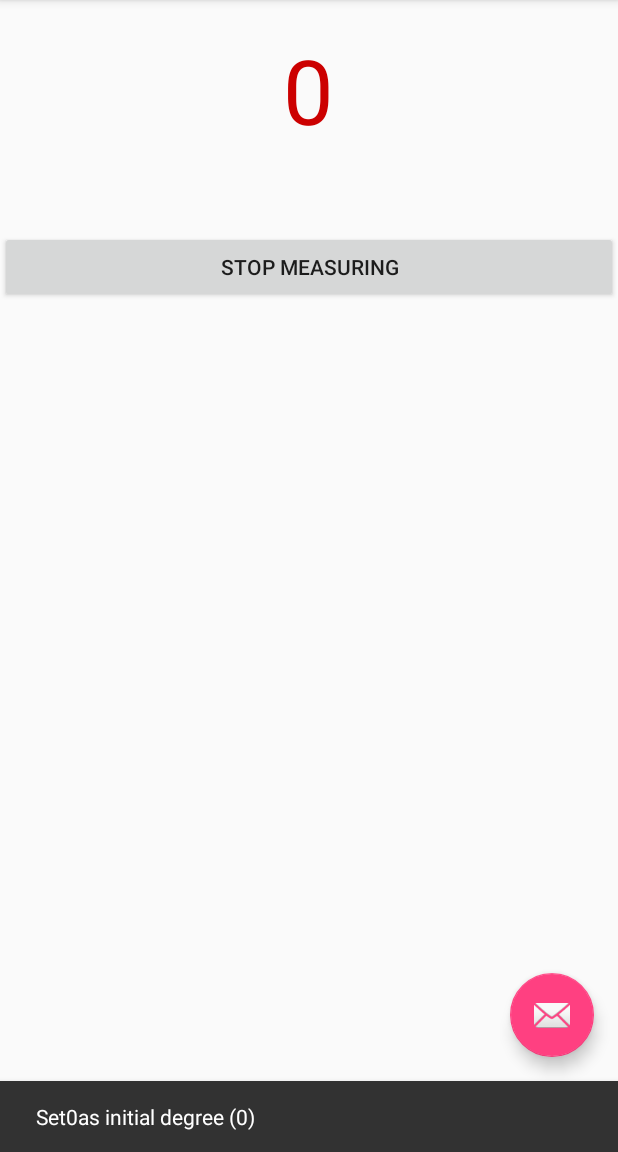
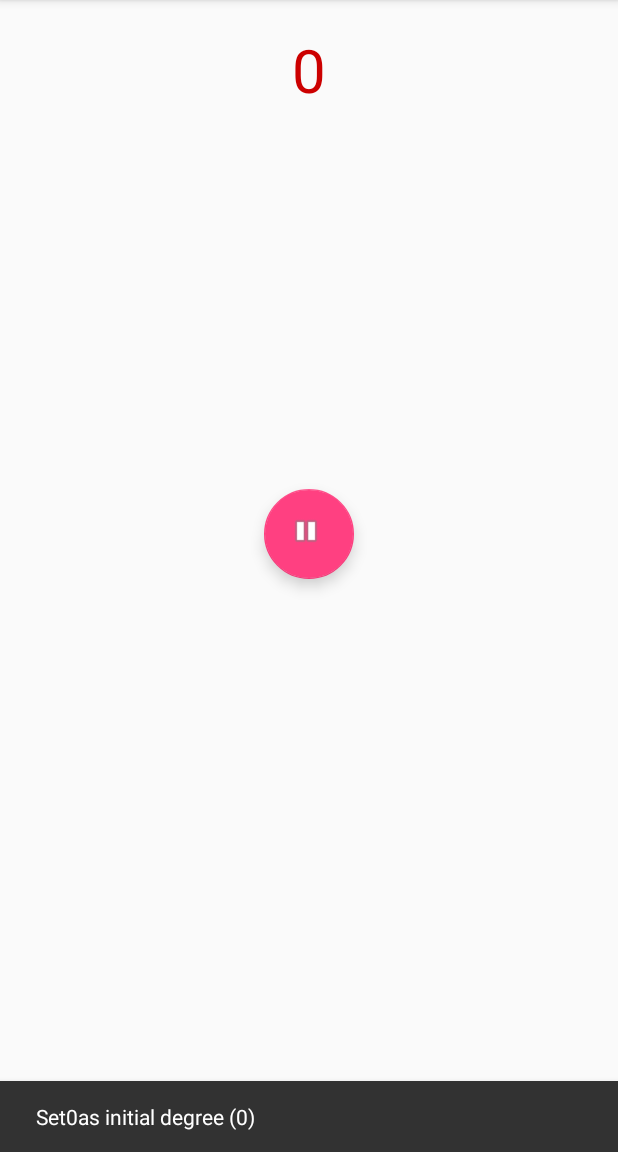
Before and after one commit to agustinmadina/Kineo, an Android app: the screen it shows after launch (MainActivity), after a tap on an icon or button, on a phone screen of 412 x 824 dp, the part 84-1236 px from its top. Run offline under Robolectric (Android 15) with nearby library versions, the phone set to English and light mode, and no system bars.

Commit message:
Logic and images added to PlayStop button

```diff
--- a/app/src/main/java/com/ownhealth/kineo/MainActivity.java
+++ b/app/src/main/java/com/ownhealth/kineo/MainActivity.java
@@ -2,7 +2,6 @@ package com.ownhealth.kineo;
 
 import android.annotation.SuppressLint;
 import android.content.Context;
-import android.content.DialogInterface;
 import android.hardware.Sensor;
 import android.hardware.SensorEvent;
 import android.hardware.SensorEventListener;
@@ -19,24 +18,21 @@ import android.support.v7.app.AppCompatActivity;
 import android.support.v7.widget.Toolbar;
 import android.view.Menu;
 import android.view.MenuItem;
-import android.widget.Button;
 import android.widget.TextView;
 
 import static android.view.View.VISIBLE;
 import static java.lang.Math.abs;
-import static java.lang.Math.pow;
 
 public class MainActivity extends AppCompatActivity implements NavigationView.OnNavigationItemSelectedListener, SensorEventListener {
 
     SensorManager sensorManager;
     float[] gData = new float[3];
-    private Toolbar toolbar;
     private TextView yActualTextView;
     private TextView yMeasuredActualTextView;
     private TextView yMeasuredFinalTextView;
     private float pitch;
+    private int y;
     private float pitchInitial;
-    private int y;
     private int yInitialDegree = 1;
     private int lastQuarterDegree;
     private float lastQuarterPitch;
@@ -48,49 +44,53 @@ public class MainActivity extends AppCompatActivity implements NavigationView.On
     protected void onCreate(Bundle savedInstanceState) {
         super.onCreate(savedInstanceState);
         setContentView(R.layout.activity_main);
-        toolbar = setUpToolbar();
+        setUpToolbarAndDrawer();
         yActualTextView = findViewById(R.id.y_actual);
         yMeasuredActualTextView = findViewById(R.id.y_measured_actual);
         yMeasuredFinalTextView = findViewById(R.id.y_measured_final);
-        final Button stopMeasuringButton = findViewById(R.id.btn_stop_measuring);
-        FloatingActionButton fab = findViewById(R.id.fab);
+        final FloatingActionButton fab = findViewById(R.id.fab);
         fab.setOnClickListener(new View.OnClickListener() {
             @Override
             public void onClick(View view) {
                 Snackbar.make(view, "Set" + y + "as initial degree (0)", Snackbar.LENGTH_LONG)
                         .setAction("Action", null).show();
+                if (isMeasuring) {
+                    yMeasuredFinalTextView.setVisibility(VISIBLE);
+                    yMeasuredFinalTextView.setText(String.valueOf(measuredAngle));
+                    yMeasuredActualTextView.setVisibility(View.INVISIBLE);
+                    pitchInitial = 0;
+                    yInitialDegree = 1;
+                    lastQuarterDegree = 0;
+                    lastQuarterPitch = 0;
+                    measuredAngle = 0;
+                    fab.setImageResource(R.drawable.ic_media_play);
+                } else {
                     yInitialDegree = y;
                     lastQuarterDegree = y;
                     pitchInitial = pitch;
                     lastQuarterPitch = pitch;
                     yMeasuredActualTextView.setText("0");
                     yMeasuredActualTextView.setVisibility(VISIBLE);
-                stopMeasuringButton.setVisibility(VISIBLE);
-                isMeasuring = true;
+                    yMeasuredFinalTextView.setVisibility(View.INVISIBLE);
+                    fab.setImageResource(R.drawable.ic_media_pause);
+                }
+                isMeasuring = !isMeasuring;
             }
         });
-        stopMeasuringButton.setOnClickListener(new View.OnClickListener() {
-            @Override
-            public void onClick(View view) {
-                yMeasuredFinalTextView.setText(measuredAngle);
+        // Get the sensor manager from system services
+        sensorManager = (SensorManager) getSystemService(Context.SENSOR_SERVICE);
     }
-        });
+
+    private void setUpToolbarAndDrawer() {
+        Toolbar toolbar = findViewById(R.id.toolbar);
+        setSupportActionBar(toolbar);
         DrawerLayout drawer = findViewById(R.id.drawer_layout);
         ActionBarDrawerToggle toggle = new ActionBarDrawerToggle(
                 this, drawer, toolbar, R.string.navigation_drawer_open, R.string.navigation_drawer_close);
         drawer.addDrawerListener(toggle);
         toggle.syncState();
-
         NavigationView navigationView = findViewById(R.id.nav_view);
         navigationView.setNavigationItemSelectedListener(this);
-        // Get the sensor manager from system services
-        sensorManager = (SensorManager) getSystemService(Context.SENSOR_SERVICE);
-    }
-
-    private Toolbar setUpToolbar() {
-        Toolbar toolbar = findViewById(R.id.toolbar);
-        setSupportActionBar(toolbar);
-        return toolbar;
     }
 
     @Override
@@ -154,8 +154,8 @@ public class MainActivity extends AppCompatActivity implements NavigationView.On
     protected void onResume() {
         super.onResume();
         // Register listener
-        Sensor asensor = sensorManager.getDefaultSensor(Sensor.TYPE_ACCELEROMETER);
-        sensorManager.registerListener(this, asensor, SensorManager.SENSOR_DELAY_GAME);
+        Sensor accelerometerSensor = sensorManager.getDefaultSensor(Sensor.TYPE_ACCELEROMETER);
+        sensorManager.registerListener(this, accelerometerSensor, SensorManager.SENSOR_DELAY_GAME);
     }
 
     @SuppressLint("SetTextI18n")
@@ -181,7 +181,7 @@ public class MainActivity extends AppCompatActivity implements NavigationView.On
                         measuredAngle = abs(y - yInitialDegree);
                     } else if (Math.signum(y) == Math.signum(yInitialDegree) && (Math.signum(pitch) == (Math.signum(pitchInitial)))) {
                         //Has already done an entire turn as is on the same quarter as the initial degree
-                        yMeasuredActualTextView.setText("Maximum angle reached");
+                        yMeasuredActualTextView.setText("Maximum reached");
                         break;
                     } else if (Math.signum(y) != Math.signum(yInitialDegree) && (Math.signum(pitch) == (Math.signum(pitchInitial)) && measuredAngle < 180)) {
                         //Between 90° and 180° turn, Quarter next to it, both up or down
--- a/app/src/main/res/layout/app_bar_main.xml
+++ b/app/src/main/res/layout/app_bar_main.xml
@@ -24,10 +24,9 @@
 
     <android.support.design.widget.FloatingActionButton
         android:id="@+id/fab"
-        android:layout_width="wrap_content"
-        android:layout_height="wrap_content"
-        android:layout_gravity="bottom|end"
-        android:layout_margin="@dimen/fab_margin"
-        app:srcCompat="@android:drawable/ic_dialog_email" />
+        android:layout_width="60dp"
+        android:layout_height="60dp"
+        android:layout_gravity="center"
+        app:srcCompat="@drawable/ic_media_play" />
 
 </android.support.design.widget.CoordinatorLayout>
--- a/app/src/main/res/layout/content_main.xml
+++ b/app/src/main/res/layout/content_main.xml
@@ -18,7 +18,7 @@
         android:id="@+id/y_measured_actual"
         android:layout_width="wrap_content"
         android:layout_height="wrap_content"
-        android:textSize="60sp"
+        android:textSize="40sp"
         android:visibility="invisible"
         android:textColor="@android:color/holo_red_dark"
         android:layout_gravity="center"/>
@@ -32,11 +32,4 @@
         android:textColor="@android:color/holo_blue_dark"
         android:layout_gravity="center|bottom"/>
 
-    <Button
-        android:id="@+id/btn_stop_measuring"
-        android:layout_width="match_parent"
-        android:layout_height="wrap_content"
-        android:text="Stop measuring"
-        android:visibility="invisible"/>
-
 </LinearLayout>
```
Also changed, not shown: app/src/main/res/drawable/ic_media_pause.png (added), app/src/main/res/drawable/ic_media_play.png (added). Lines whose indentation alone changed are shown as unchanged.
